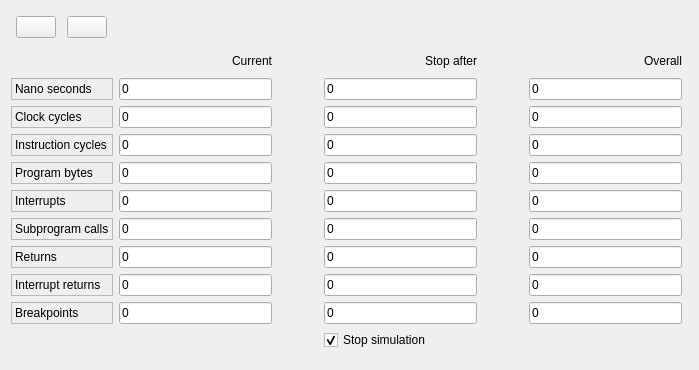
Before: the Qt Designer form IDE/GUI/widgets/Tools/StopWatch/stopwatch.ui in AbyssAbbeba/MDS-picoblaze-AVR-ide, drawn with Qt 5.
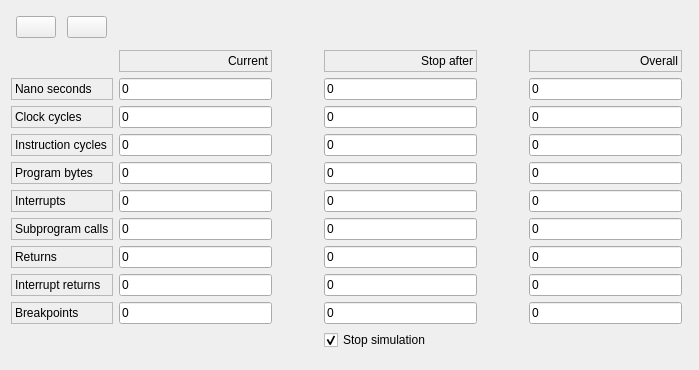
After: the same form once the commit is applied. Icons and pictures are not drawn.

What changed in the file:
```diff
--- a/IDE/GUI/widgets/Tools/StopWatch/stopwatch.ui
+++ b/IDE/GUI/widgets/Tools/StopWatch/stopwatch.ui
@@ -242,6 +242,9 @@
    </item>
    <item row="1" column="1">
     <widget class="QLabel" name="label_11">
+     <property name="frameShape">
+      <enum>QFrame::StyledPanel</enum>
+     </property>
      <property name="text">
       <string>Current</string>
      </property>
@@ -252,6 +255,9 @@
    </item>
    <item row="1" column="3">
     <widget class="QLabel" name="label_12">
+     <property name="frameShape">
+      <enum>QFrame::StyledPanel</enum>
+     </property>
      <property name="text">
       <string>Stop after</string>
      </property>
@@ -328,6 +334,9 @@
      <property name="toolTip">
       <string>Overall view</string>
      </property>
+     <property name="frameShape">
+      <enum>QFrame::StyledPanel</enum>
+     </property>
      <property name="text">
       <string>Overall</string>
      </property>
```
Left out of the diff: 20 changed lines with no effect on the pictures.
